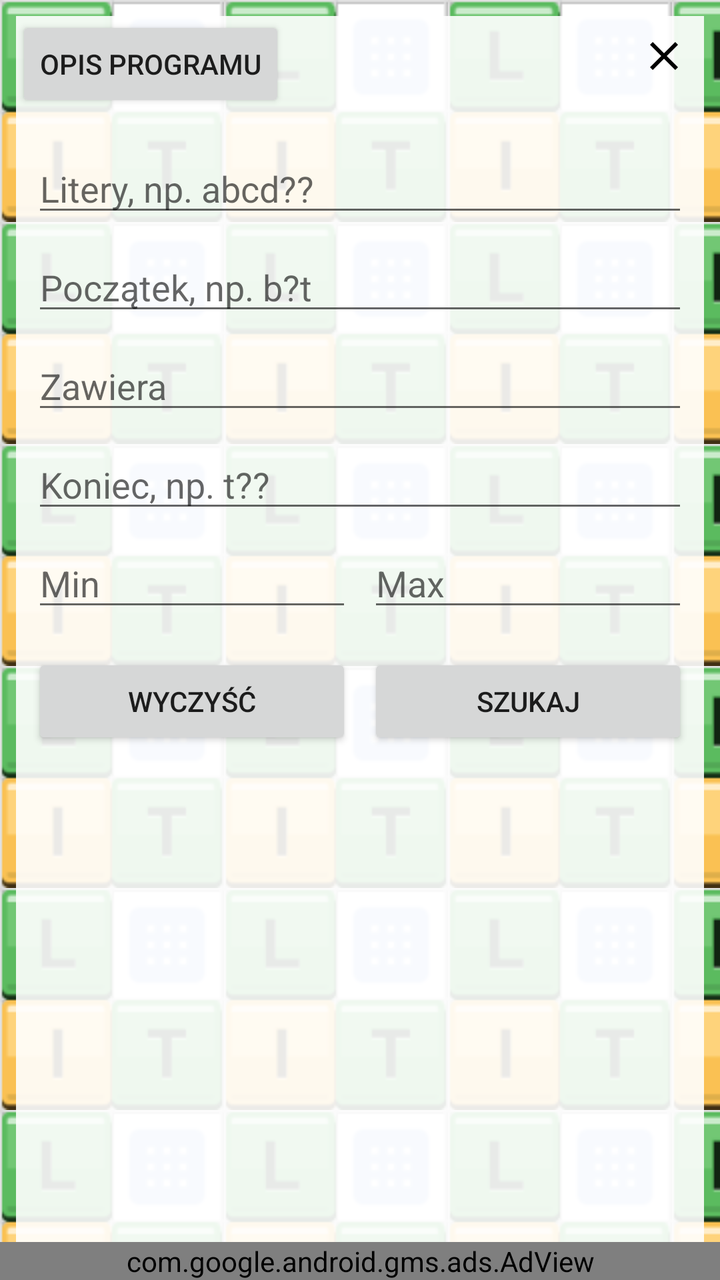
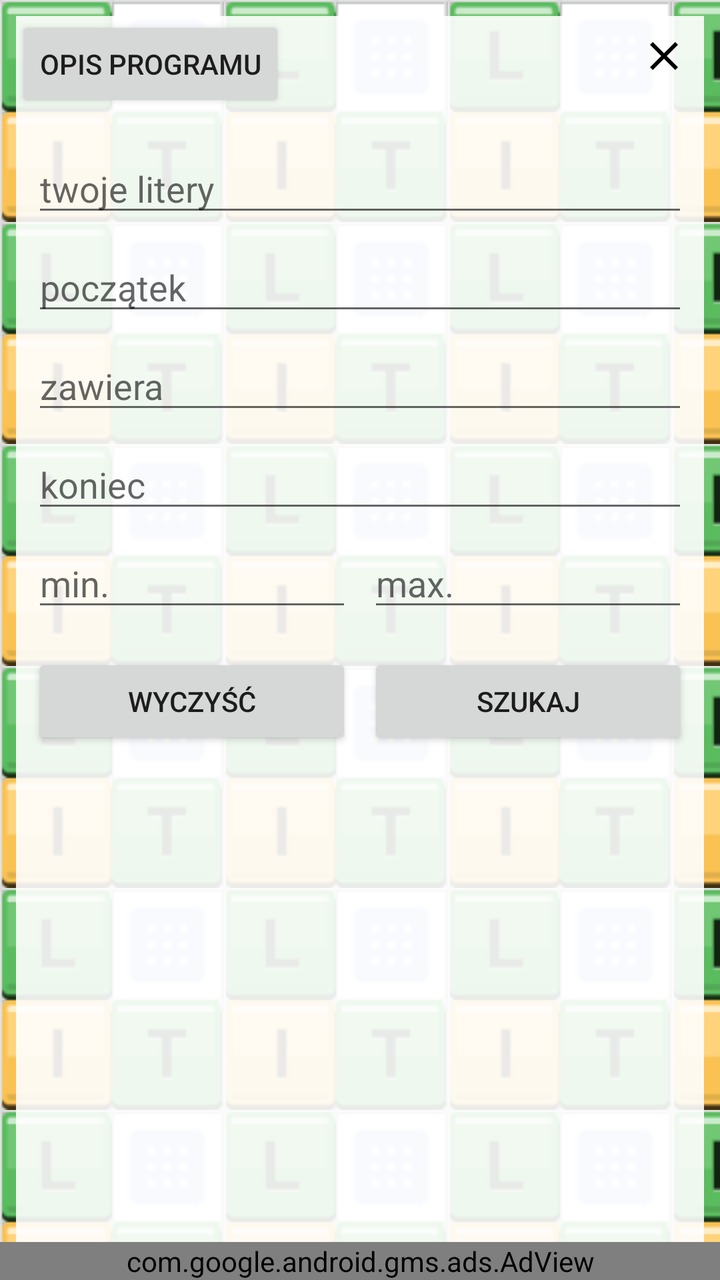

Compare the two renders of this Android layout. The source of the first and the diff that turns it into the second are given below.
<!-- AndroidManifest.xml: application theme Theme.AppCompat.DayNight.NoActionBar -->
<!-- res/layout/activity_main.xml -->
<?xml version="1.0" encoding="utf-8"?>
<androidx.constraintlayout.widget.ConstraintLayout
    xmlns:android="http://schemas.android.com/apk/res/android"
    xmlns:app="http://schemas.android.com/apk/res-auto"
    xmlns:ads="http://schemas.android.com/apk/res-auto"
    android:id="@+id/mainLayout"
    android:layout_width="match_parent"
    android:layout_height="match_parent"
    android:background="@drawable/background"
    android:fitsSystemWindows="true">

    <androidx.constraintlayout.widget.ConstraintLayout
        android:id="@+id/mainContainer"
        android:layout_width="0dp"
        android:layout_height="0dp"
        app:layout_constraintTop_toTopOf="parent"
        app:layout_constraintBottom_toBottomOf="parent"
        app:layout_constraintStart_toStartOf="parent"
        app:layout_constraintEnd_toEndOf="parent">

        

        <Button
            android:id="@+id/showDescriptionButton"
            android:layout_width="wrap_content"
            android:layout_height="wrap_content"
            android:layout_margin="8dp"
            android:text="Opis programu"
            app:layout_constraintStart_toStartOf="parent"
            app:layout_constraintTop_toTopOf="parent" />

        <ImageButton
            android:id="@+id/closeButton"
            android:layout_width="40dp"
            android:layout_height="40dp"
            android:layout_margin="8dp"
            android:background="?attr/selectableItemBackgroundBorderless"
            android:contentDescription="Zamknij"
            android:src="@drawable/ic_close"
            app:layout_constraintEnd_toEndOf="parent"
            app:layout_constraintTop_toTopOf="parent" />

        

        <EditText
            android:id="@+id/inputField"
            android:layout_width="0dp"
            android:layout_height="wrap_content"
            android:layout_margin="16dp"
            android:hint="Litery, np. abcd??"
            android:inputType="textVisiblePassword"
            app:layout_constraintEnd_toEndOf="parent"
            app:layout_constraintStart_toStartOf="parent"
            app:layout_constraintTop_toBottomOf="@id/showDescriptionButton" />

        

        <EditText
            android:id="@+id/startFilter"
            android:layout_width="0dp"
            android:layout_height="wrap_content"
            android:layout_marginStart="16dp"
            android:layout_marginTop="8dp"
            android:layout_marginEnd="16dp"
            android:hint="Początek, np. b?t"
            app:layout_constraintEnd_toEndOf="parent"
            app:layout_constraintStart_toStartOf="parent"
            app:layout_constraintTop_toBottomOf="@id/inputField" />

        

        <EditText
            android:id="@+id/containsFilter"
            android:layout_width="0dp"
            android:layout_height="wrap_content"
            android:layout_marginStart="16dp"
            android:layout_marginTop="8dp"
            android:layout_marginEnd="16dp"
            android:hint="Zawiera"
            app:layout_constraintEnd_toEndOf="parent"
            app:layout_constraintStart_toStartOf="parent"
            app:layout_constraintTop_toBottomOf="@id/startFilter" />

        

        <EditText
            android:id="@+id/endFilter"
            android:layout_width="0dp"
            android:layout_height="wrap_content"
            android:layout_marginStart="16dp"
            android:layout_marginTop="8dp"
            android:layout_marginEnd="16dp"
            android:hint="Koniec, np. t??"
            app:layout_constraintEnd_toEndOf="parent"
            app:layout_constraintStart_toStartOf="parent"
            app:layout_constraintTop_toBottomOf="@id/containsFilter" />

        

        <LinearLayout
            android:id="@+id/lengthRow"
            android:layout_width="0dp"
            android:layout_height="wrap_content"
            android:layout_marginStart="16dp"
            android:layout_marginTop="8dp"
            android:layout_marginEnd="16dp"
            android:orientation="horizontal"
            app:layout_constraintEnd_toEndOf="parent"
            app:layout_constraintStart_toStartOf="parent"
            app:layout_constraintTop_toBottomOf="@id/endFilter">

            <EditText
                android:id="@+id/minLength"
                android:layout_width="0dp"
                android:layout_height="wrap_content"
                android:layout_weight="1"
                android:hint="Min"
                android:inputType="number" />

            <EditText
                android:id="@+id/maxLength"
                android:layout_width="0dp"
                android:layout_height="wrap_content"
                android:layout_marginStart="8dp"
                android:layout_weight="1"
                android:hint="Max"
                android:inputType="number" />
        </LinearLayout>

        

        <LinearLayout
            android:id="@+id/buttonRow"
            android:layout_width="0dp"
            android:layout_height="wrap_content"
            android:layout_margin="16dp"
            android:orientation="horizontal"
            app:layout_constraintEnd_toEndOf="parent"
            app:layout_constraintStart_toStartOf="parent"
            app:layout_constraintTop_toBottomOf="@id/lengthRow">

            <Button
                android:id="@+id/clearButton"
                android:layout_width="0dp"
                android:layout_height="wrap_content"
                android:layout_weight="1"
                android:text="Wyczyść" />

            <Button
                android:id="@+id/searchButton"
                android:layout_width="0dp"
                android:layout_height="wrap_content"
                android:layout_marginStart="8dp"
                android:layout_weight="1"
                android:text="Szukaj" />
        </LinearLayout>

        

        <TextView
            android:id="@+id/infoLabel"
            android:layout_width="0dp"
            android:layout_height="wrap_content"
            android:gravity="center"
            android:padding="6dp"
            android:text=""
            android:textColor="@android:color/holo_green_dark"
            android:visibility="gone"
            app:layout_constraintEnd_toEndOf="parent"
            app:layout_constraintStart_toStartOf="parent"
            app:layout_constraintTop_toBottomOf="@id/buttonRow" />

        

        <ListView
            android:id="@+id/wordList"
            android:layout_width="0dp"
            android:layout_height="0dp"
            android:layout_margin="12dp"
            app:layout_constraintBottom_toTopOf="@id/adView"
            app:layout_constraintEnd_toEndOf="parent"
            app:layout_constraintStart_toStartOf="parent"
            app:layout_constraintTop_toBottomOf="@id/infoLabel" />

        

        <com.google.android.gms.ads.AdView
            android:id="@+id/adView"
            android:layout_width="0dp"
            android:layout_height="wrap_content"
            ads:adSize="BANNER"
            ads:adUnitId="ca-app-pub-5464929398169318/2442979592"
            app:layout_constraintBottom_toBottomOf="parent"
            app:layout_constraintEnd_toEndOf="parent"
            app:layout_constraintStart_toStartOf="parent" />

        
        <FrameLayout
            android:id="@+id/webContainer"
            android:layout_width="0dp"
            android:layout_height="0dp"
            android:visibility="gone"
            app:layout_constraintTop_toTopOf="parent"
            app:layout_constraintBottom_toBottomOf="parent"
            app:layout_constraintStart_toStartOf="parent"
            app:layout_constraintEnd_toEndOf="parent">

            <LinearLayout
                android:layout_width="match_parent"
                android:layout_height="match_parent"
                android:orientation="vertical">

                <ProgressBar
                    android:id="@+id/webProgress"
                    style="?android:attr/progressBarStyleHorizontal"
                    android:layout_width="match_parent"
                    android:layout_height="3dp"
                    android:visibility="gone" />

                <WebView
                    android:id="@+id/webView"
                    android:layout_width="match_parent"
                    android:layout_height="match_parent" />
            </LinearLayout>

            
            <androidx.constraintlayout.widget.ConstraintLayout
                android:layout_width="match_parent"
                android:layout_height="match_parent">

                <ImageButton
                    android:id="@+id/closeWebViewButton"
                    android:layout_width="40dp"
                    android:layout_height="40dp"
                    android:background="@android:color/transparent"
                    android:src="@drawable/ic_close"
                    android:layout_margin="8dp"
                    app:layout_constraintTop_toTopOf="parent"
                    app:layout_constraintEnd_toEndOf="parent"/>
            </androidx.constraintlayout.widget.ConstraintLayout>

        </FrameLayout>

    </androidx.constraintlayout.widget.ConstraintLayout>

</androidx.constraintlayout.widget.ConstraintLayout>
<!-- resources referenced by this layout -->
<resources>
  <!-- drawable background (drawable) -->
  <layer-list xmlns:android="http://schemas.android.com/apk/res/android">
      <item>
          <bitmap
              android:src="@drawable/literaki_plansza"
              android:tileMode="repeat"
              android:gravity="top|left" />
      </item>
      <item android:bottom="8dp" android:left="8dp" android:right="8dp" android:top="8dp">
          <shape android:shape="rectangle">
              <solid android:color="#E6FFFFFF"/>
          </shape>
      </item>
  </layer-list>
  <!-- drawable ic_close (drawable) -->
  <vector xmlns:android="http://schemas.android.com/apk/res/android"
      android:width="24dp"
      android:height="24dp"
      android:viewportWidth="24.0"
      android:viewportHeight="24.0">
  
      <path
          android:fillColor="#FF000000"
          android:pathData="M19,6.41L17.59,5 12,10.59 6.41,5 5,6.41 10.59,12 5,17.59 6.41,19 12,13.41 17.59,19 19,17.59 13.41,12z"/>
  </vector>
  <!-- drawable literaki_plansza: png bitmap (drawable, 2555 bytes) -->
</resources>

<!-- the commit's change to res/layout/activity_main.xml (unified diff, before → after) -->
@@ -47,7 +47,7 @@
             android:layout_width="0dp"
             android:layout_height="wrap_content"
             android:layout_margin="16dp"
-            android:hint="Litery, np. abcd??"
+            android:hint="twoje litery"
             android:inputType="textVisiblePassword"
             app:layout_constraintEnd_toEndOf="parent"
             app:layout_constraintStart_toStartOf="parent"
@@ -62,7 +62,7 @@
             android:layout_marginStart="16dp"
             android:layout_marginTop="8dp"
             android:layout_marginEnd="16dp"
-            android:hint="Początek, np. b?t"
+            android:hint="początek"
             app:layout_constraintEnd_toEndOf="parent"
             app:layout_constraintStart_toStartOf="parent"
             app:layout_constraintTop_toBottomOf="@id/inputField" />
@@ -76,7 +76,7 @@
             android:layout_marginStart="16dp"
             android:layout_marginTop="8dp"
             android:layout_marginEnd="16dp"
-            android:hint="Zawiera"
+            android:hint="zawiera"
             app:layout_constraintEnd_toEndOf="parent"
             app:layout_constraintStart_toStartOf="parent"
             app:layout_constraintTop_toBottomOf="@id/startFilter" />
@@ -90,7 +90,7 @@
             android:layout_marginStart="16dp"
             android:layout_marginTop="8dp"
             android:layout_marginEnd="16dp"
-            android:hint="Koniec, np. t??"
+            android:hint="koniec"
             app:layout_constraintEnd_toEndOf="parent"
             app:layout_constraintStart_toStartOf="parent"
             app:layout_constraintTop_toBottomOf="@id/containsFilter" />
@@ -114,7 +114,7 @@
                 android:layout_width="0dp"
                 android:layout_height="wrap_content"
                 android:layout_weight="1"
-                android:hint="Min"
+                android:hint="min."
                 android:inputType="number" />
 
             <EditText
@@ -123,7 +123,7 @@
                 android:layout_height="wrap_content"
                 android:layout_marginStart="8dp"
                 android:layout_weight="1"
-                android:hint="Max"
+                android:hint="max."
                 android:inputType="number" />
         </LinearLayout>
 
